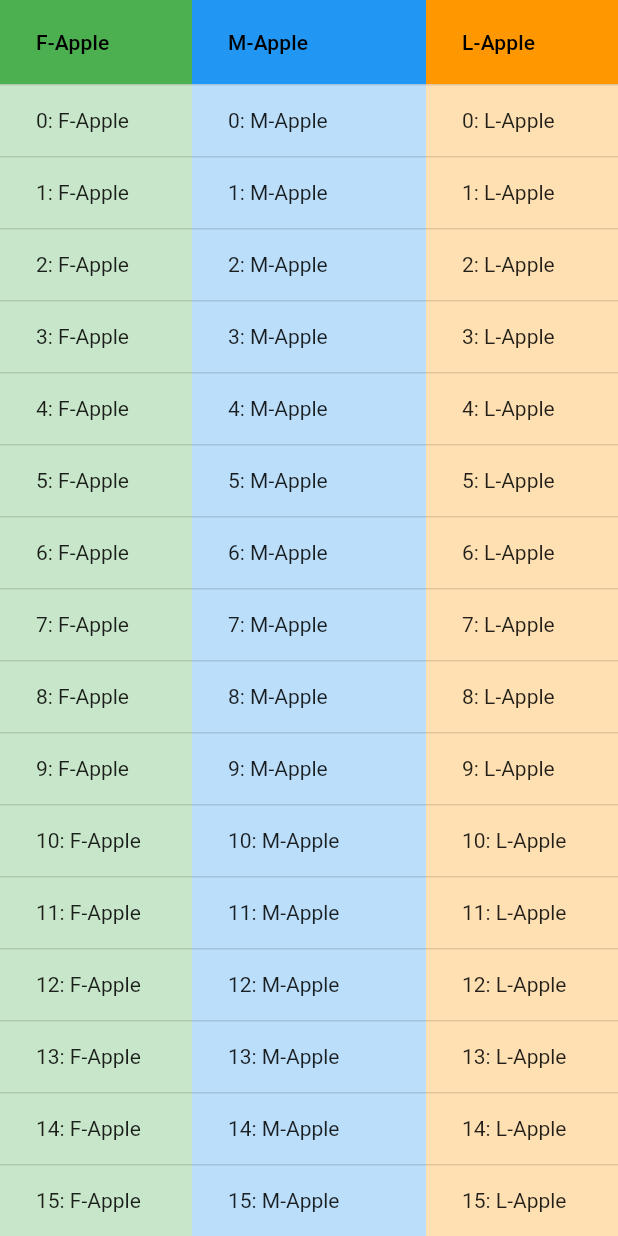
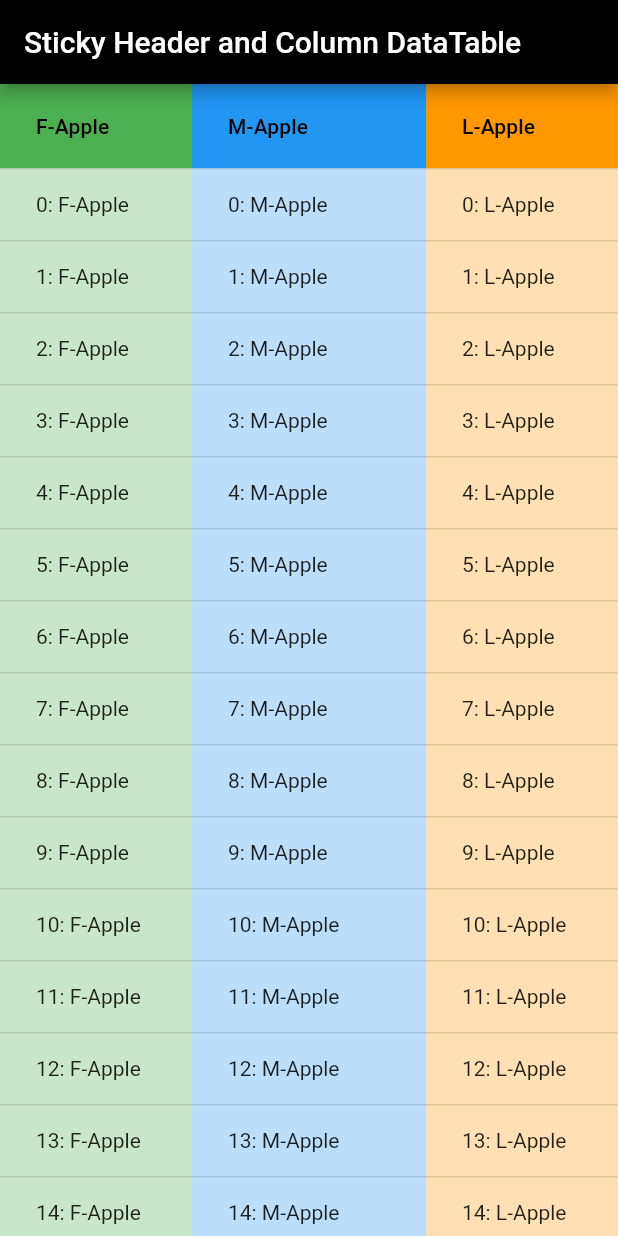
Before and after one commit to UttamPanchasara/customtablewidget, a Flutter app: the screen it shows after launch, on a phone screen of 412 x 824 dp. Run offline on Flutter 3.47's test engine with Material 2 defaults, Android fonts, the phone set to English and light mode, and no system bars; missing offline and left inert: linked_scroll_controller; statements that could not run were skipped.

Commit message:
- Added app-bar title

```diff
--- a/lib/customtable.dart
+++ b/lib/customtable.dart
@@ -33,6 +33,10 @@ class _CustomTableState extends State<CustomTable> {
   @override
   Widget build(BuildContext context) {
     return Scaffold(
+      appBar: AppBar(
+        backgroundColor: Colors.black,
+        title: const Text('Sticky Header and Column DataTable'),
+      ),
       body: SafeArea(
         child: Stack(
           children: [
--- a/lib/main.dart
+++ b/lib/main.dart
@@ -12,6 +12,7 @@ class MyApp extends StatelessWidget {
   @override
   Widget build(BuildContext context) {
     return MaterialApp(
+      debugShowCheckedModeBanner: false,
       title: 'Flutter Demo',
       theme: ThemeData(
         primarySwatch: Colors.blue,
```
